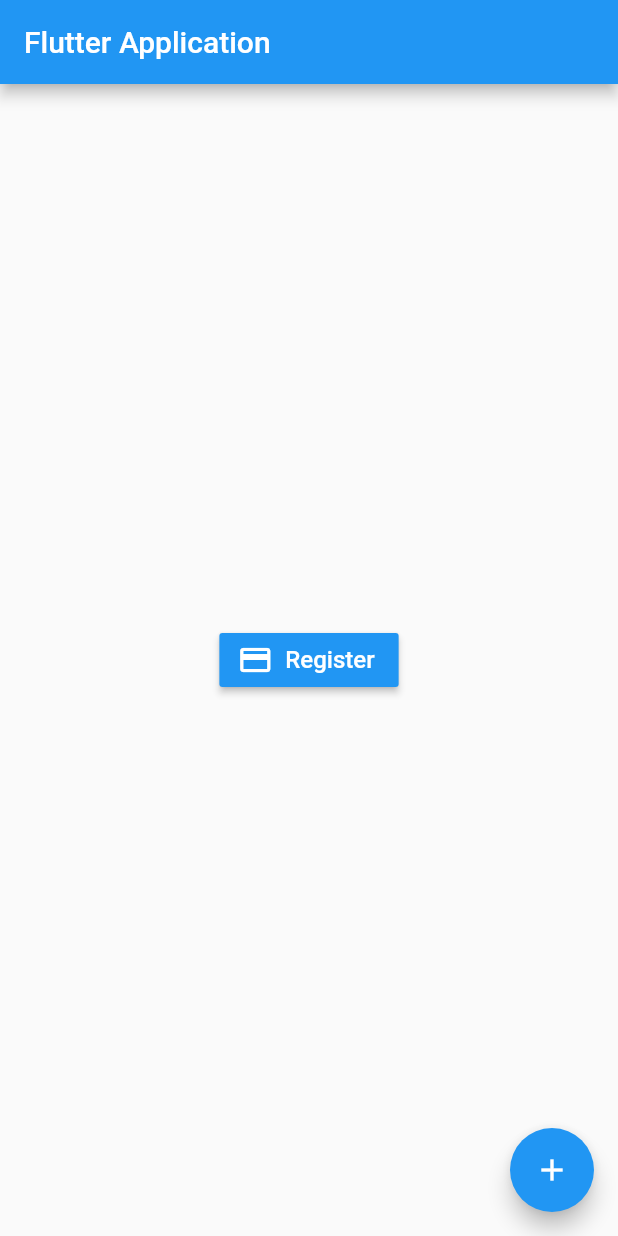
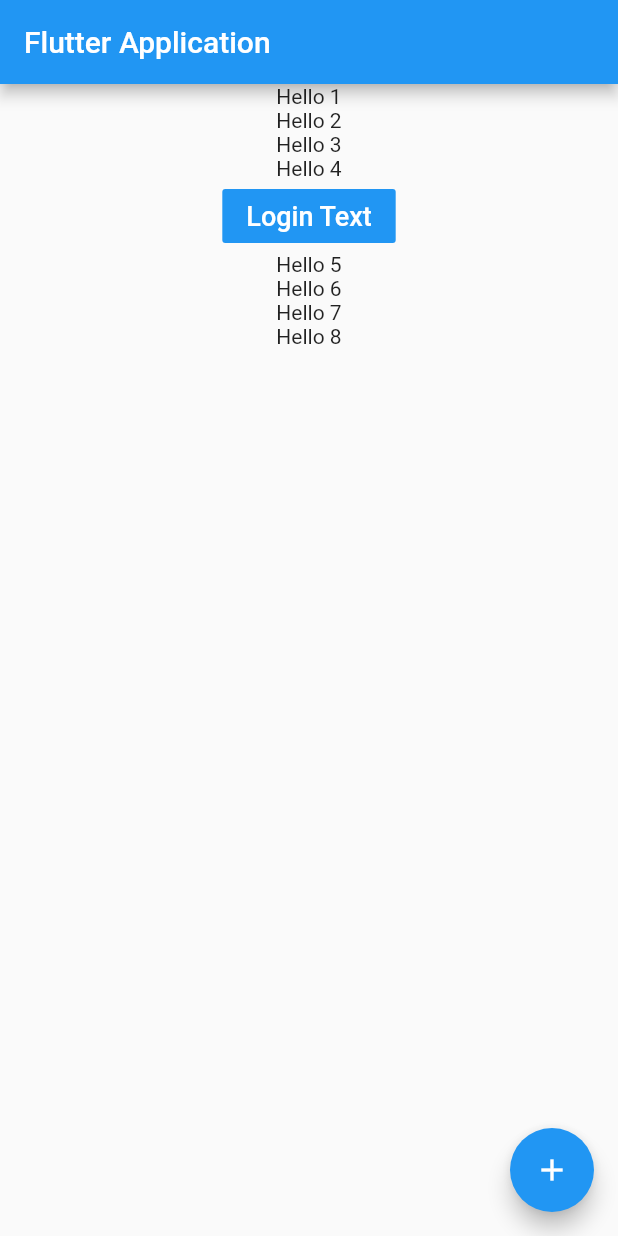
Before and after one commit to rahmat058/Flutter-Exercise, a Flutter app: the screen it shows after launch, on a phone screen of 412 x 824 dp. Run offline on Flutter 3.47's test engine with Material 2 defaults, Android fonts, the phone set to English and light mode, and no system bars.

Commit message:
Column widget is done

```diff
--- a/lib/main.dart
+++ b/lib/main.dart
@@ -12,13 +12,22 @@ class MyApp extends StatelessWidget {
     return MaterialApp(
       home: Scaffold(
         body: Center(
-          child: RaisedButton.icon(
-            icon: Icon(Icons.payment, color: Colors.white),
-            label: Text("Register", style: TextStyle(color: Colors.white, fontSize: 16)),
-            color: Colors.blue,
-            onPressed: () {
-
-            },
+          child: Column(
+            children: <Widget>[
+              Text("Hello 1"),
+              Text("Hello 2"),
+              Text("Hello 3"),
+              Text("Hello 4"),
+              FlatButton(
+                child: Text("Login Text", style: TextStyle(color: Colors.white, fontSize: 18),),
+                color: Colors.blue,
+                onPressed: () {},
+              ),
+              Text("Hello 5"),
+              Text("Hello 6"),
+              Text("Hello 7"),
+              Text("Hello 8"),
+            ],
           )
         ),
 
```
